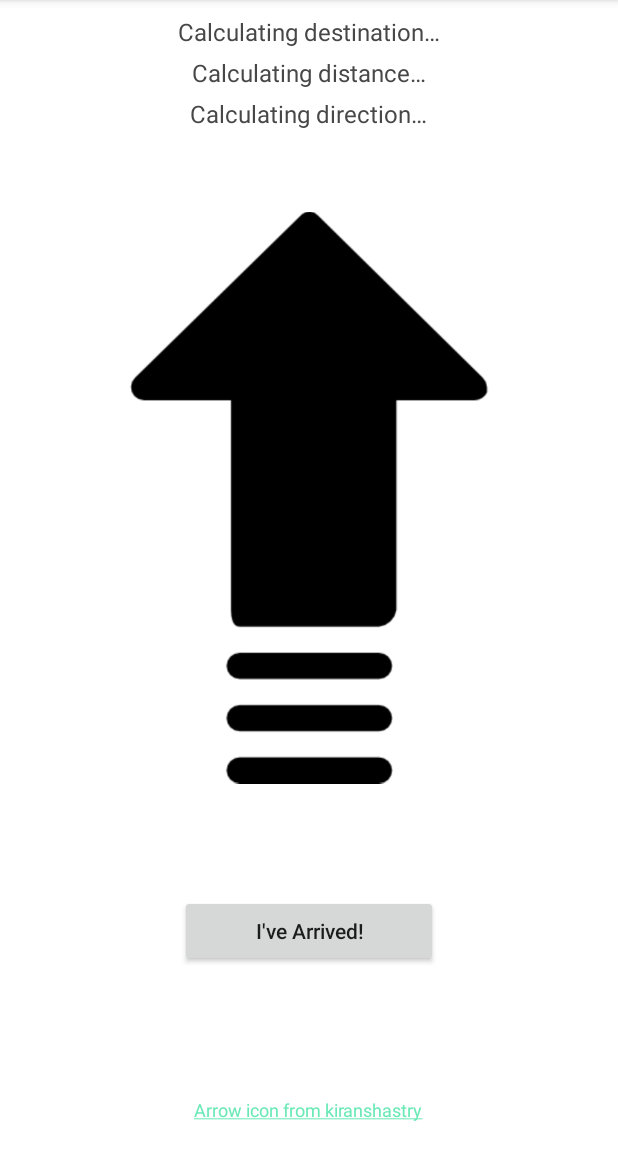
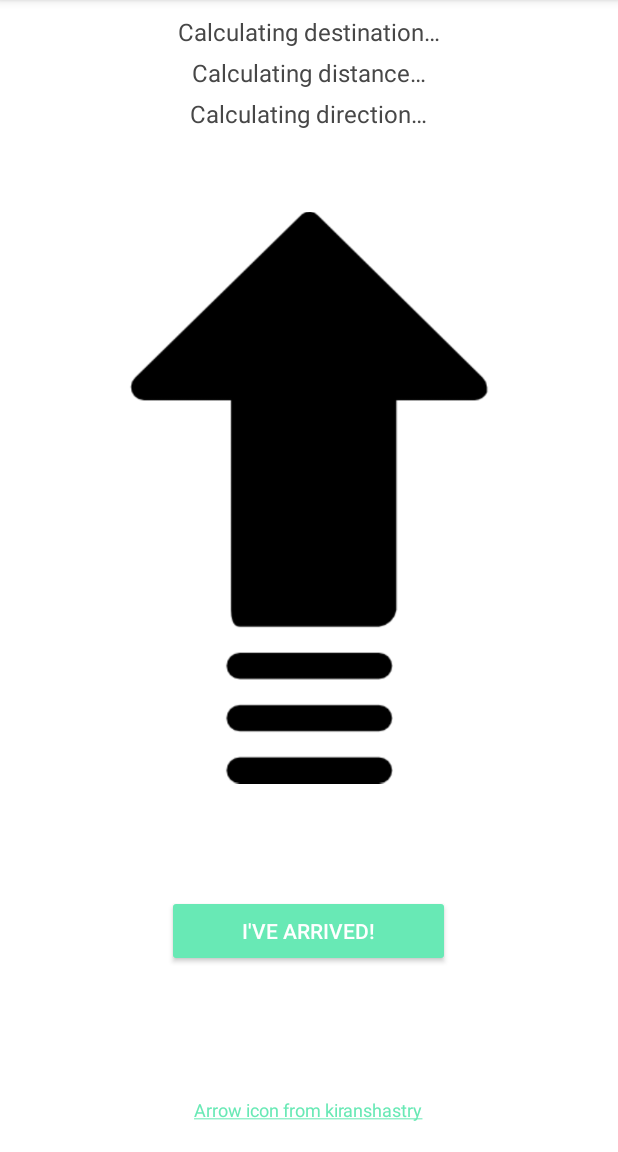
Before and after one commit to gregott91/PointMe, an Android app: the ArrowFragment screen opened through its navigation route, on a phone screen of 412 x 824 dp, the part 84-1236 px from its top. Run offline under Robolectric (Android 15) with nearby library versions, the phone set to English and light mode, and no system bars; our stand-ins replace Dagger/Hilt's generated code, Room's generated code; 6 statements that could not run were skipped.

Commit message:
Updated styling

```diff
--- a/app/src/main/java/com/example/pointme/ArrowFragment.kt
+++ b/app/src/main/java/com/example/pointme/ArrowFragment.kt
@@ -155,12 +155,12 @@ class ArrowFragment : Fragment() {
     }
 
     private fun setDistanceHeading(currentLocation: com.example.pointme.models.Location, destination: Coordinate) {
-        val directionInfo = getDistanceInfo(
+        val distanceInfo = getDistanceInfo(
             currentLocation.coordinate!!,
             destination,
             distancePreferenceManager.getDistancePreference(activity!!.applicationContext))
 
-        distanceHeading!!.text = String.format(resources.getString(R.string.heading_distance), directionInfo.distance, directionInfo.units)
+        distanceHeading!!.text = String.format(resources.getString(R.string.heading_distance), distanceInfo.distance, distanceInfo.units)
     }
 
     private fun setDirectionHeading(currentLocation: com.example.pointme.models.Location, destination: Coordinate) {
--- a/app/src/main/res/layout/fragment_arrow.xml
+++ b/app/src/main/res/layout/fragment_arrow.xml
@@ -1,6 +1,5 @@
 <?xml version="1.0" encoding="utf-8"?>
 <RelativeLayout xmlns:android="http://schemas.android.com/apk/res/android"
-    xmlns:app="http://schemas.android.com/apk/res-auto"
     xmlns:tools="http://schemas.android.com/tools"
     android:layout_width="match_parent"
     android:layout_height="match_parent"
@@ -48,24 +47,12 @@
 
     <Button
         android:id="@+id/arrival_button"
-        android:layout_height="wrap_content"
-        android:layout_width="wrap_content"
-        android:paddingLeft="50dp"
-        android:paddingRight="50dp"
-        android:layout_centerHorizontal="true"
         android:layout_below="@+id/pointer_arrow"
-        android:layout_marginTop="40dp"
-        android:textAllCaps="false"
-        android:text="@string/arrival_button" />
+        android:text="@string/arrival_button"
+        style="@style/ArrivalButton"/>
 
     <TextView
         android:id="@+id/footer_attribution"
-        android:layout_width="wrap_content"
-        android:layout_height="wrap_content"
-        android:layout_centerHorizontal="true"
         android:text="@string/attribution_hyperlink"
-        style="@style/FooterText"
-        android:layout_gravity="bottom"
-        android:layout_alignParentBottom="true"
-        android:layout_marginBottom="20dp"/>
+        style="@style/FooterText" />
 </RelativeLayout>
--- a/app/src/main/res/layout/fragment_location.xml
+++ b/app/src/main/res/layout/fragment_location.xml
@@ -51,7 +51,7 @@
             android:id="@+id/getting_started_button"
             android:layout_below="@+id/getting_started_text"
             android:text="@string/getting_started_button"
-            style="@style/GettingStartedButton" />
+            style="@style/GettingStartedButton"/>
     </RelativeLayout>
 
     <androidx.recyclerview.widget.RecyclerView
--- a/app/src/main/res/values/styles.xml
+++ b/app/src/main/res/values/styles.xml
@@ -24,6 +24,12 @@
 
     <style name="FooterText" parent="TextAppearance.AppCompat">
         <item name="android:textSize">12dp</item>
+        <item name="android:layout_gravity">bottom</item>
+        <item name="android:layout_alignParentBottom">true</item>
+        <item name="android:layout_marginBottom">20dp</item>
+        <item name="android:layout_width">wrap_content</item>
+        <item name="android:layout_height">wrap_content</item>
+        <item name="android:layout_centerHorizontal">true</item>
     </style>
 
     <style name="PreviousActivitiesHeader">
@@ -57,13 +63,21 @@
         <item name="android:paddingEnd">30dp</item>
     </style>
 
-    <style name="GettingStartedButton">
+    <style name="GettingStartedButton" parent="Widget.AppCompat.Button.Colored">
         <item name="android:layout_width">wrap_content</item>
         <item name="android:layout_height">wrap_content</item>
         <item name="android:layout_centerHorizontal">true</item>
         <item name="android:layout_marginTop">20dp</item>
         <item name="android:paddingStart">20dp</item>
         <item name="android:paddingEnd">20dp</item>
-        <item name="android:textAllCaps">false</item>
+    </style>
+
+    <style name="ArrivalButton" parent="Widget.AppCompat.Button.Colored">
+        <item name="android:layout_height">wrap_content</item>
+        <item name="android:layout_width">wrap_content</item>
+        <item name="android:paddingLeft">50dp</item>
+        <item name="android:paddingRight">50dp</item>
+        <item name="android:layout_centerHorizontal">true</item>
+        <item name="android:layout_marginTop">40dp</item>
     </style>
 </resources>
```
